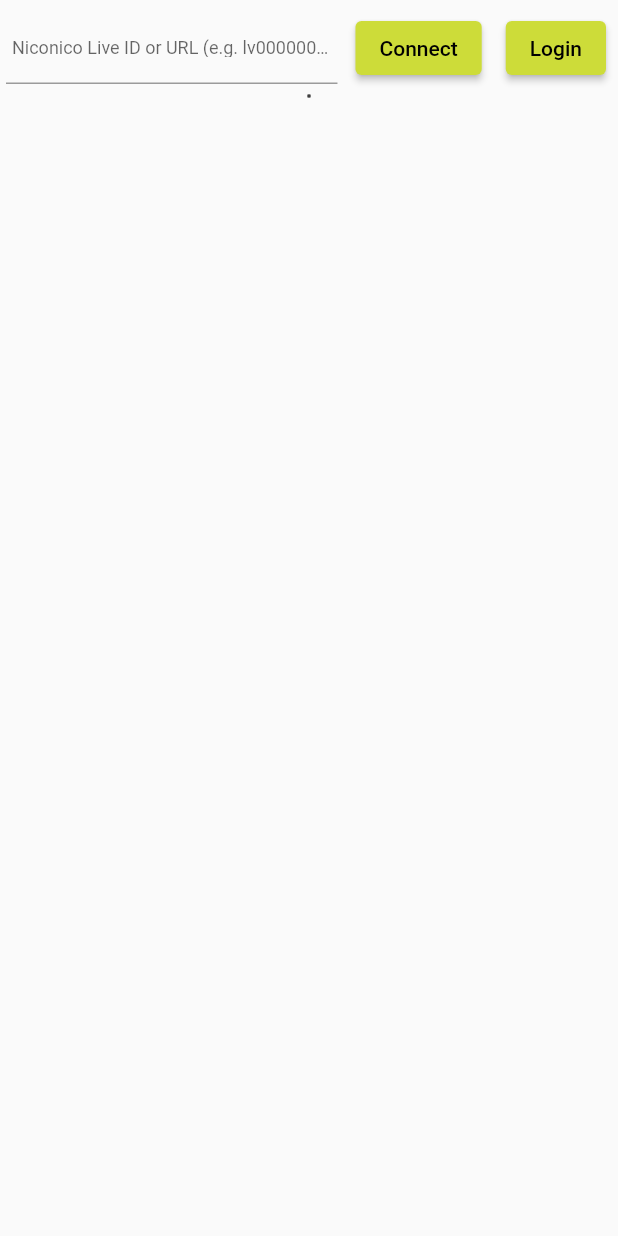
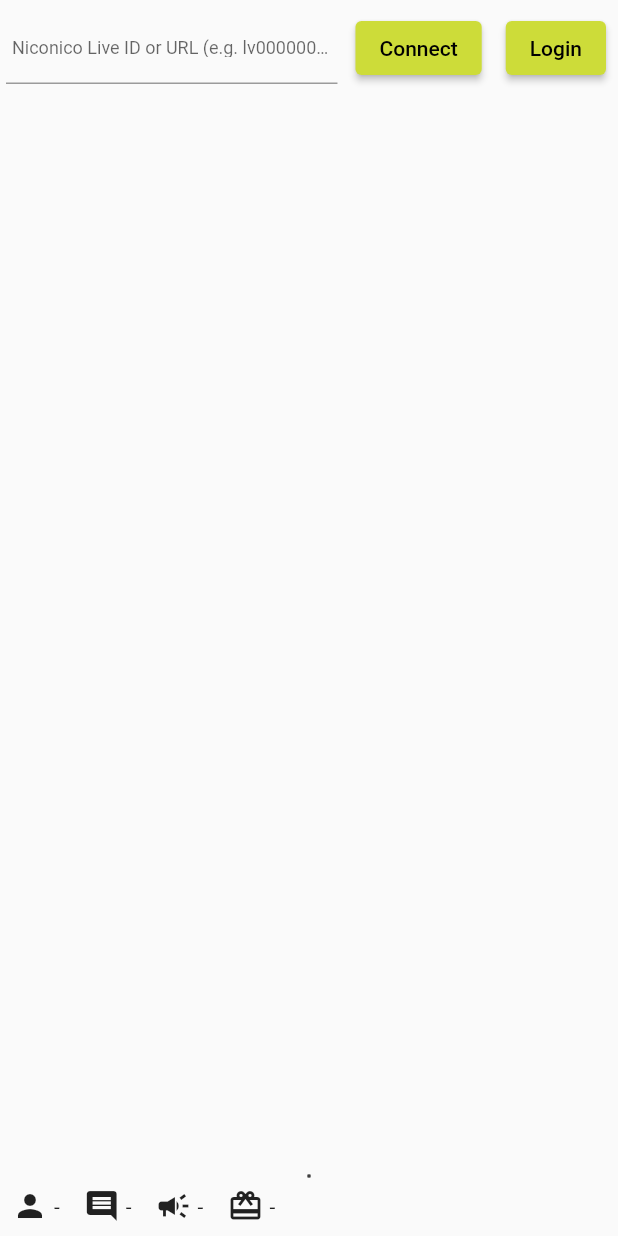
Before and after one commit to aoirint/uguisu, a Flutter app: the screen it shows after launch, on a phone screen of 412 x 824 dp. Run offline on Flutter 3.47's test engine with Material 2 defaults, Android fonts, the phone set to English and light mode, and no system bars; our stand-ins replace csv; missing offline and left inert: sweet_cookie_jar.

Commit message:
Statistics footer (#25)

```diff
--- a/lib/main.dart
+++ b/lib/main.dart
@@ -877,7 +877,7 @@
               ),
             ],
           ),
-          Flexible(
+          Expanded(
             child: Padding(
               padding: const EdgeInsets.all(0.0),
               child: SingleChildScrollView(
@@ -955,6 +955,62 @@
               ),
             ),
           ),
+          Row(
+            mainAxisAlignment: MainAxisAlignment.start,
+            children: [
+              Expanded(
+                child: Row(
+                  mainAxisAlignment: MainAxisAlignment.start,
+                  children: [
+                    Padding(
+                      padding: const EdgeInsets.all(8.0),
+                      child: Row(
+                        crossAxisAlignment: CrossAxisAlignment.center,
+                        children: [
+                          const SizedBox(width: 24.0, height: 24.0, child: FittedBox(child: Icon(Icons.person))),
+                          const SizedBox(width: 4.0),
+                          Text(statisticsMessage?.viewers != null ? statisticsMessage!.viewers.toString() :  '-'),
+                        ],
+                      ),
+                    ),
+                    Padding(
+                      padding: const EdgeInsets.all(8.0),
+                      child: Row(
+                        crossAxisAlignment: CrossAxisAlignment.center,
+                        children: [
+                          const SizedBox(width: 24.0, height: 24.0, child: FittedBox(child: Icon(Icons.comment))),
+                          const SizedBox(width: 4.0),
+                          Text(statisticsMessage?.viewers != null ? statisticsMessage!.comments.toString() :  '-'),
+                        ],
+                      ),
+                    ),
+                    Padding(
+                      padding: const EdgeInsets.all(8.0),
+                      child: Row(
+                        crossAxisAlignment: CrossAxisAlignment.center,
+                        children: [
+                          const SizedBox(width: 24.0, height: 24.0, child: FittedBox(child: Icon(Icons.campaign))),
+                          const SizedBox(width: 4.0),
+                          Text(statisticsMessage?.viewers != null ? statisticsMessage!.adPoints.toString() :  '-'),
+                        ],
+                      ),
+                    ),
+                    Padding(
+                      padding: const EdgeInsets.all(8.0),
+                      child: Row(
+                        crossAxisAlignment: CrossAxisAlignment.center,
+                        children: [
+                          const SizedBox(width: 24.0, height: 24.0, child: FittedBox(child: Icon(Icons.redeem))),
+                          const SizedBox(width: 4.0),
+                          Text(statisticsMessage?.viewers != null ? statisticsMessage!.giftPoints.toString() :  '-'),
+                        ],
+                      ),
+                    ),
+                  ],
+                ),
+              ),
+            ],
+          ),
         ],
       ),
     );
```
